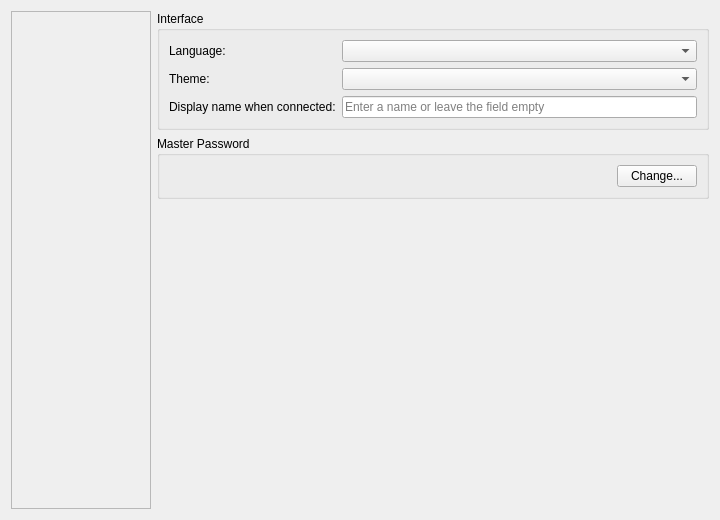
This is source/client/ui/settings_tab.ui in dchapyshev/aspia as Qt 5 draws it before an edit. The edited form follows.
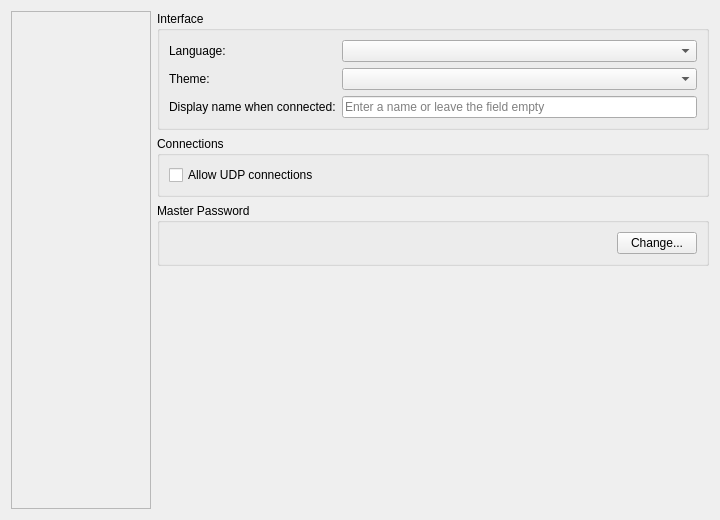
This is the edited form.

Commit message: Move "allow udp" option to client side.

The edit to the form file:
```diff
--- a/source/client/ui/settings_tab.ui
+++ b/source/client/ui/settings_tab.ui
@@ -135,6 +135,22 @@
           </layout>
          </widget>
         </item>
+        <item>
+         <widget class="QGroupBox" name="groupbox_connections">
+          <property name="title">
+           <string>Connections</string>
+          </property>
+          <layout class="QVBoxLayout" name="layout_connections">
+           <item>
+            <widget class="QCheckBox" name="checkbox_allow_udp">
+             <property name="text">
+              <string>Allow UDP connections</string>
+             </property>
+            </widget>
+           </item>
+          </layout>
+         </widget>
+        </item>
         <item>
          <widget class="QGroupBox" name="groupbox_master_password">
           <property name="title">
```
The commit also changes 32 other files.
